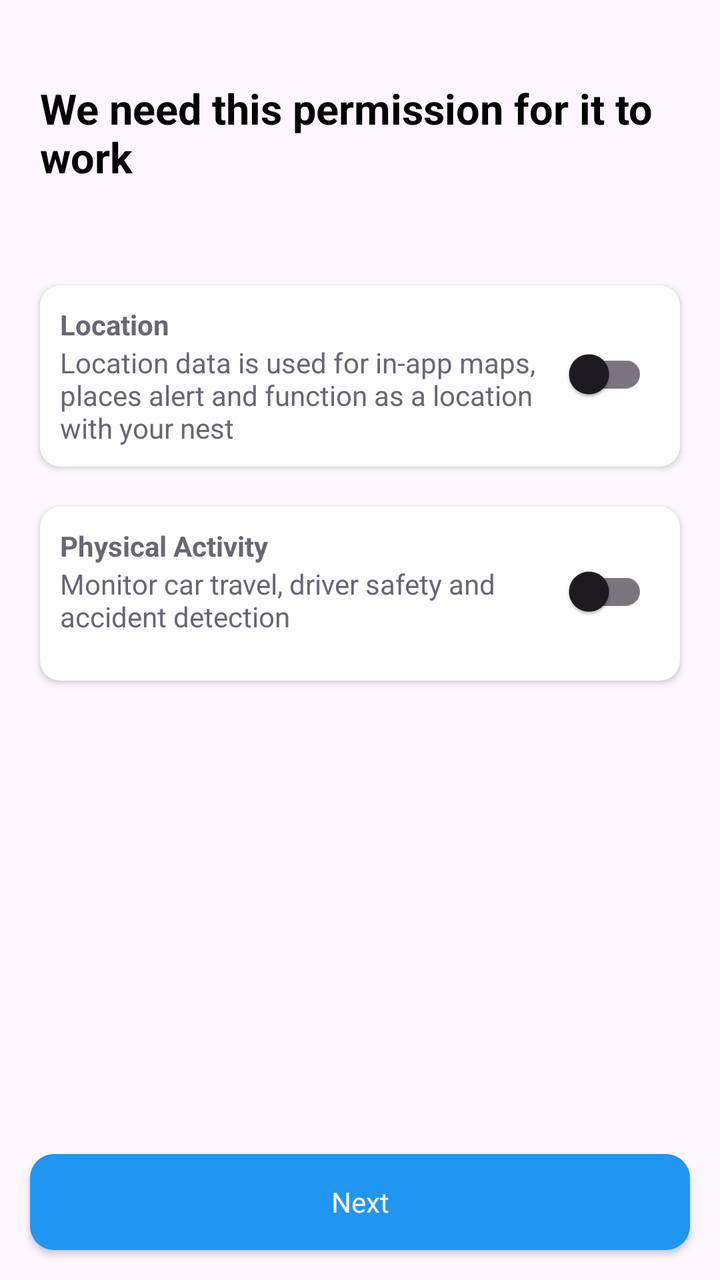
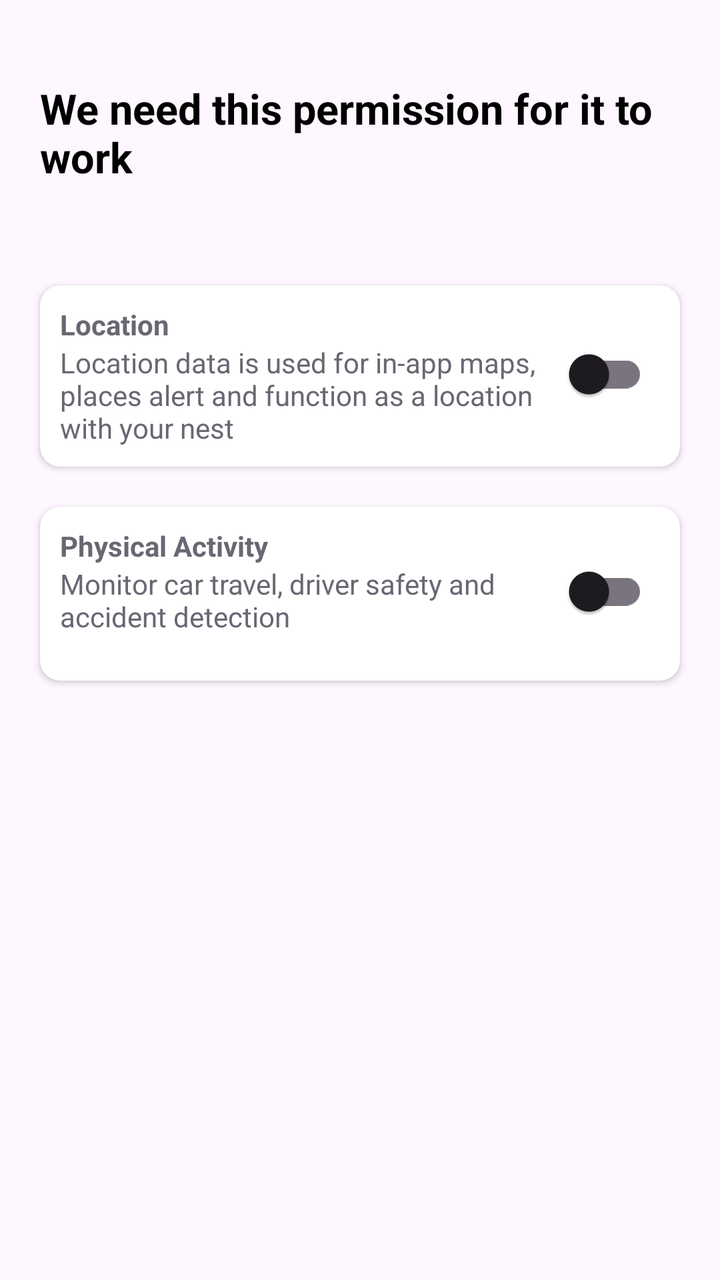

The first picture is an Android layout as it rendered before a commit; the second is the same layout after the commit. The layout source and the unified diff follow.
<!-- AndroidManifest.xml: application theme Theme.SafeNest -->
<!-- res/layout/activity_permission.xml -->
<?xml version="1.0" encoding="utf-8"?>
<androidx.constraintlayout.widget.ConstraintLayout
    xmlns:android="http://schemas.android.com/apk/res/android"
    xmlns:app="http://schemas.android.com/apk/res-auto"
    xmlns:tools="http://schemas.android.com/tools"
    android:id="@+id/main"
    android:layout_width="match_parent"
    android:layout_height="match_parent"
    tools:context=".ui.PermissionActivity">

    <TextView
        android:id="@+id/txtPermission"
        style="@style/Subtitle"
        android:layout_width="0dp"
        android:layout_height="wrap_content"
        android:layout_marginStart="@dimen/size_large"
        android:layout_marginTop="@dimen/size_max_large"
        android:layout_marginEnd="@dimen/size_large"
        android:text="We need this permission for it to work"
        app:layout_constraintEnd_toEndOf="parent"
        app:layout_constraintStart_toStartOf="parent"
        app:layout_constraintTop_toTopOf="parent" />

    <androidx.cardview.widget.CardView
        android:id="@+id/cardLocation"
        android:layout_width="0dp"
        android:layout_height="wrap_content"
        android:elevation="@dimen/size_small"
        app:cardCornerRadius="@dimen/size_medium"
        app:contentPadding="@dimen/size_medium"
        android:layout_marginStart="@dimen/size_large"
        android:layout_marginTop="@dimen/size_max_bigger"
        android:layout_marginEnd="@dimen/size_large"
        app:layout_constraintTop_toBottomOf="@id/txtPermission"
        app:layout_constraintEnd_toEndOf="parent"
        app:layout_constraintStart_toStartOf="parent">

        <androidx.constraintlayout.widget.ConstraintLayout
            android:layout_width="match_parent"
            android:layout_height="match_parent"
            app:layout_constraintBottom_toBottomOf="@+id/txtLocation"
            app:layout_constraintTop_toBottomOf="@+id/txtLocation">

            <TextView
                android:id="@+id/txtLocation"
                style="@style/Regular.Bold"
                android:layout_width="0dp"
                android:layout_height="wrap_content"
                android:text="Location"
                app:layout_constraintEnd_toEndOf="parent"
                app:layout_constraintStart_toStartOf="parent"
                app:layout_constraintTop_toTopOf="parent" />

            <TextView
                android:id="@+id/txtLocationDesc"
                style="@style/Regular"
                android:layout_width="0dp"
                android:layout_height="wrap_content"
                app:layout_constraintWidth_percent="0.8"
                android:text="Location data is used for in-app maps, places alert and function as a location with your nest"
                app:layout_constraintStart_toStartOf="parent"
                app:layout_constraintTop_toBottomOf="@+id/txtLocation" />

            <androidx.appcompat.widget.SwitchCompat
                android:id="@+id/switchLocation"
                android:layout_width="wrap_content"
                android:layout_height="wrap_content"
                android:gravity="top"
                app:layout_constraintBottom_toBottomOf="parent"
                app:layout_constraintEnd_toEndOf="parent"
                app:layout_constraintStart_toEndOf="@+id/txtLocationDesc"
                app:layout_constraintTop_toBottomOf="@+id/txtLocation" />
        </androidx.constraintlayout.widget.ConstraintLayout>

    </androidx.cardview.widget.CardView>

    <androidx.cardview.widget.CardView
        android:id="@+id/cardActivity"
        android:layout_width="0dp"
        android:layout_height="wrap_content"
        android:elevation="@dimen/size_small"
        app:cardCornerRadius="@dimen/size_medium"
        app:contentPadding="@dimen/size_medium"
        android:layout_marginStart="@dimen/size_large"
        android:layout_marginTop="@dimen/size_large"
        android:layout_marginEnd="@dimen/size_large"
        app:layout_constraintTop_toBottomOf="@id/cardLocation"
        app:layout_constraintEnd_toEndOf="parent"
        app:layout_constraintStart_toStartOf="parent">

        <androidx.constraintlayout.widget.ConstraintLayout
            android:layout_width="match_parent"
            android:layout_height="match_parent"
            app:layout_constraintBottom_toBottomOf="@+id/txtLocation"
            app:layout_constraintTop_toBottomOf="@+id/txtLocation">

            <TextView
                android:id="@+id/txtPhysicalActivity"
                style="@style/Regular.Bold"
                android:layout_width="0dp"
                android:layout_height="wrap_content"
                android:text="Physical Activity"
                app:layout_constraintEnd_toEndOf="parent"
                app:layout_constraintStart_toStartOf="parent"
                app:layout_constraintTop_toTopOf="parent" />

            <TextView
                android:id="@+id/txtActivityDesc"
                style="@style/Regular"
                android:layout_width="0dp"
                android:layout_height="wrap_content"
                app:layout_constraintWidth_percent="0.8"
                android:text="Monitor car travel, driver safety and accident detection"
                app:layout_constraintStart_toStartOf="parent"
                app:layout_constraintTop_toBottomOf="@+id/txtPhysicalActivity" />

            <androidx.appcompat.widget.SwitchCompat
                android:id="@+id/switchPhysicalActivity"
                android:layout_width="wrap_content"
                android:layout_height="wrap_content"
                android:gravity="top"
                app:layout_constraintBottom_toBottomOf="parent"
                app:layout_constraintEnd_toEndOf="parent"
                app:layout_constraintStart_toEndOf="@+id/txtActivityDesc"
                app:layout_constraintTop_toBottomOf="@+id/txtPhysicalActivity" />
        </androidx.constraintlayout.widget.ConstraintLayout>

    </androidx.cardview.widget.CardView>

    <androidx.appcompat.widget.AppCompatButton
        android:id="@+id/btnShareCode"
        style="@style/Widget.App.Button"
        android:layout_width="match_parent"
        android:layout_height="wrap_content"
        android:layout_marginLeft="@dimen/size_standard"
        android:layout_marginBottom="@dimen/size_standard"
        android:layout_marginRight="@dimen/size_standard"
        android:text="Next"
        android:textAppearance="@style/Medium.Button"
        app:layout_constraintStart_toStartOf="parent"
        app:layout_constraintBottom_toBottomOf="parent" />

</androidx.constraintlayout.widget.ConstraintLayout>
<!-- resources referenced by this layout -->
<resources>
  <dimen name="size_large">20dp</dimen>
  <dimen name="size_max_bigger">50dp</dimen>
  <dimen name="size_max_large">40dp</dimen>
  <dimen name="size_medium">10dp</dimen>
  <dimen name="size_small">5dp</dimen>
  <dimen name="size_standard">15dp</dimen>
  <style name="Medium.Button">
          <item name="android:textColor">@color/white</item>
          <item name="android:textSize">@dimen/size_standard_large_txt</item>
      </style>
  <style name="Regular">
          <item name="android:layout_width">wrap_content</item>
          <item name="android:layout_height">wrap_content</item>
          <item name="android:textColor">@color/dark_grey</item>
          <item name="android:textSize">@dimen/size_standard_txt</item>
      </style>
  <style name="Regular.Bold">
          <item name="android:textStyle">bold</item>
      </style>
  <style name="Subtitle">
          <item name="android:layout_width">wrap_content</item>
          <item name="android:layout_height">wrap_content</item>
          <item name="android:textColor">@color/black</item>
          <item name="android:textSize">@dimen/size_label_posts</item>
          <item name="android:textStyle">bold</item>
      </style>
  <style name="Widget.App.Button" parent="Widget.AppCompat.Button">
          <item name="android:layout_width">match_parent</item>
          <item name="android:layout_height">@dimen/size_max_bigger</item>
          <item name="android:textAllCaps">false</item>
          <item name="android:textColor">@color/white</item>
          <item name="android:background">@drawable/rounded_corner_button</item>
          <item name="android:textSize">@dimen/size_standard_txt</item>
      </style>
  <style name="Theme.SafeNest" parent="Base.Theme.SafeNest" />
  <color name="white">#FFFFFFFF</color>
  <dimen name="size_standard_large_txt">16sp</dimen>
  <color name="dark_grey">#686873</color>
  <dimen name="size_standard_txt">14sp</dimen>
  <color name="black">#FF000000</color>
  <dimen name="size_label_posts">21sp</dimen>
  <!-- drawable rounded_corner_button (drawable) -->
  <?xml version="1.0" encoding="utf-8"?>
  <shape xmlns:android="http://schemas.android.com/apk/res/android"
      android:shape="rectangle">
      <solid android:color="@color/primary_blue" /> 
      <corners android:radius="@dimen/size_border_curve" /> 
  </shape>
  <style name="Base.Theme.SafeNest" parent="Theme.Material3.DayNight.NoActionBar">
          
          <item name="colorPrimary">@color/primary_blue</item>
          <item name="colorPrimaryVariant">@color/secondary_blue</item>
          <item name="colorOnPrimary">@color/white</item>
          
  
  
  
          
          <item name="android:statusBarColor">?attr/colorPrimaryVariant</item>
          
      </style>
  <color name="primary_blue">#2196F3</color>
  <dimen name="size_border_curve">12dp</dimen>
  <color name="secondary_blue">#00ACED</color>
</resources>

<!-- the commit's change to res/layout/activity_permission.xml (unified diff, before → after) -->
@@ -6,7 +6,7 @@
     android:id="@+id/main"
     android:layout_width="match_parent"
     android:layout_height="match_parent"
-    tools:context=".ui.PermissionActivity">
+    tools:context=".ui.permission.PermissionActivity">
 
     <TextView
         android:id="@+id/txtPermission"
@@ -127,17 +127,17 @@
 
     </androidx.cardview.widget.CardView>
 
-    <androidx.appcompat.widget.AppCompatButton
-        android:id="@+id/btnShareCode"
-        style="@style/Widget.App.Button"
-        android:layout_width="match_parent"
-        android:layout_height="wrap_content"
-        android:layout_marginLeft="@dimen/size_standard"
-        android:layout_marginBottom="@dimen/size_standard"
-        android:layout_marginRight="@dimen/size_standard"
-        android:text="Next"
-        android:textAppearance="@style/Medium.Button"
-        app:layout_constraintStart_toStartOf="parent"
-        app:layout_constraintBottom_toBottomOf="parent" />
+
+
+
+
+
+
+
+
+
+
+
+
 
 </androidx.constraintlayout.widget.ConstraintLayout>
<!-- resource entries referenced after the edit -->
@@ -5,11 +5,6 @@
   <dimen name="size_max_large">40dp</dimen>
   <dimen name="size_medium">10dp</dimen>
   <dimen name="size_small">5dp</dimen>
-  <dimen name="size_standard">15dp</dimen>
-  <style name="Medium.Button">
-          <item name="android:textColor">@color/white</item>
-          <item name="android:textSize">@dimen/size_standard_large_txt</item>
-      </style>
   <style name="Regular">
           <item name="android:layout_width">wrap_content</item>
           <item name="android:layout_height">wrap_content</item>
@@ -26,28 +21,11 @@
           <item name="android:textSize">@dimen/size_label_posts</item>
           <item name="android:textStyle">bold</item>
       </style>
-  <style name="Widget.App.Button" parent="Widget.AppCompat.Button">
-          <item name="android:layout_width">match_parent</item>
-          <item name="android:layout_height">@dimen/size_max_bigger</item>
-          <item name="android:textAllCaps">false</item>
-          <item name="android:textColor">@color/white</item>
-          <item name="android:background">@drawable/rounded_corner_button</item>
-          <item name="android:textSize">@dimen/size_standard_txt</item>
-      </style>
   <style name="Theme.SafeNest" parent="Base.Theme.SafeNest" />
-  <color name="white">#FFFFFFFF</color>
-  <dimen name="size_standard_large_txt">16sp</dimen>
   <color name="dark_grey">#686873</color>
   <dimen name="size_standard_txt">14sp</dimen>
   <color name="black">#FF000000</color>
   <dimen name="size_label_posts">21sp</dimen>
-  <!-- drawable rounded_corner_button (drawable) -->
-  <?xml version="1.0" encoding="utf-8"?>
-  <shape xmlns:android="http://schemas.android.com/apk/res/android"
-      android:shape="rectangle">
-      <solid android:color="@color/primary_blue" /> 
-      <corners android:radius="@dimen/size_border_curve" /> 
-  </shape>
   <style name="Base.Theme.SafeNest" parent="Theme.Material3.DayNight.NoActionBar">
           
           <item name="colorPrimary">@color/primary_blue</item>
@@ -62,7 +40,7 @@
           
       </style>
   <color name="primary_blue">#2196F3</color>
-  <dimen name="size_border_curve">12dp</dimen>
   <color name="secondary_blue">#00ACED</color>
+  <color name="white">#FFFFFFFF</color>
 </resources>
 
